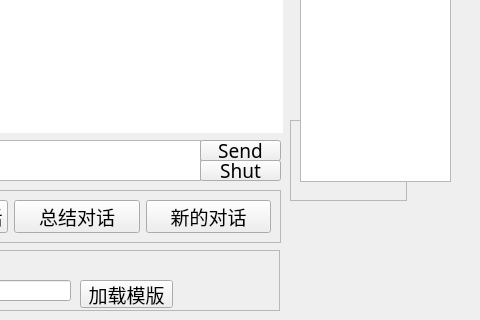
The window that Mainwindow.ui (Gonglitian/DeskChat) describes before a commit, drawn with Qt 5; both pictures show x 390 to 870 and y 480 to 800 of the 1151 by 885 pixel window.
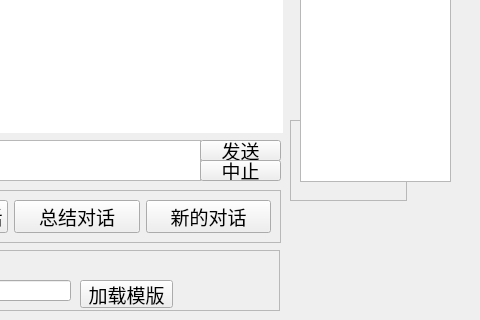
The same window after the commit.

Commit message: Changes to be committed: 	modified:   .gitignore 	modified:   Mainwindow.py 	modified:   Mainwindow.ui 	modified:   README.md 	modified:   main.py 	new file:   mycss.css 	new file:   test.html 	modified:   utils.py Changes not staged for commit: 	modified:   Mainwindow.py 	modified:   Mainwindow.ui 	modified:   README.md 	modified:   main.py 	modified:   utils.py

The edit to the form file:
```diff
--- a/Mainwindow.ui
+++ b/Mainwindow.ui
@@ -271,7 +271,7 @@
       </size>
      </property>
      <property name="text">
-      <string>Send</string>
+      <string>发送</string>
      </property>
     </widget>
     <widget class="QPushButton" name="shut_btn">
@@ -296,7 +296,7 @@
       </size>
      </property>
      <property name="text">
-      <string>Shut</string>
+      <string>中止</string>
      </property>
     </widget>
    </widget>
```
Left out of the diff: 4 changed lines with no effect on the pictures. The commit also changes 7 other files.
